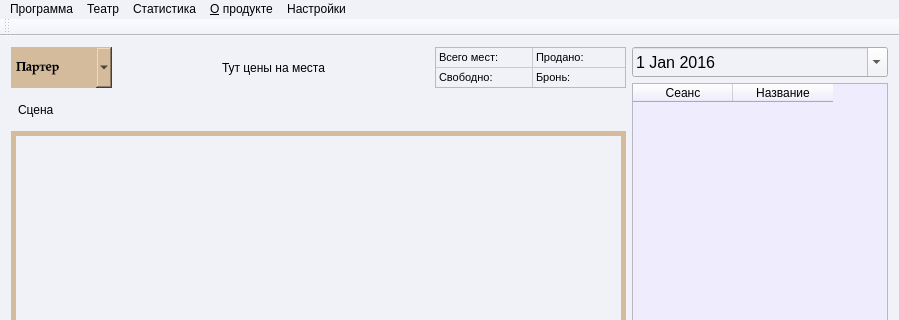
sashaserg/Cursovaya, file VTeatre/mainwindow.ui: the form before one commit; both pictures show x 0 to 899 and y 0 to 320 of the 899 by 621 pixel window.
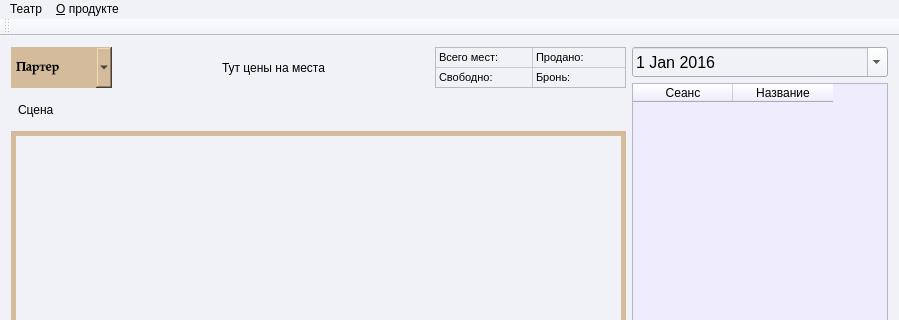
The form after the commit.

Commit message: add color in QMenu

Diff of the .ui file:
```diff
--- a/VTeatre/mainwindow.ui
+++ b/VTeatre/mainwindow.ui
@@ -547,9 +547,8 @@
     </rect>
    </property>
    <property name="styleSheet">
-    <string notr="true">QMenuBar:hover
-{
-
+    <string notr="true">QMenu::item:selected{ 
+background-color: #d3bb9c;
 }</string>
    </property>
    <widget class="QMenu" name="menu">
@@ -558,37 +557,14 @@
     </property>
     <addaction name="informationAbout"/>
    </widget>
-   <widget class="QMenu" name="menu_2">
-    <property name="title">
-     <string>Программа</string>
-    </property>
-    <addaction name="action"/>
-    <addaction name="separator"/>
-    <addaction name="action_exit"/>
-   </widget>
-   <widget class="QMenu" name="menu_3">
-    <property name="title">
-     <string>Статистика</string>
-    </property>
-    <addaction name="action_statistic_sale"/>
-   </widget>
-   <widget class="QMenu" name="menu_4">
-    <property name="title">
-     <string>Настройки</string>
-    </property>
-    <addaction name="options_room"/>
-   </widget>
    <widget class="QMenu" name="menu_5">
     <property name="title">
      <string>Театр</string>
     </property>
     <addaction name="action_addScene"/>
    </widget>
-   <addaction name="menu_2"/>
    <addaction name="menu_5"/>
-   <addaction name="menu_3"/>
    <addaction name="menu"/>
-   <addaction name="menu_4"/>
   </widget>
   <widget class="QToolBar" name="mainToolBar">
    <attribute name="toolBarArea">
```
Left out of the diff: 27 changed lines with no effect on the pictures. The commit also changes 5 other files.
